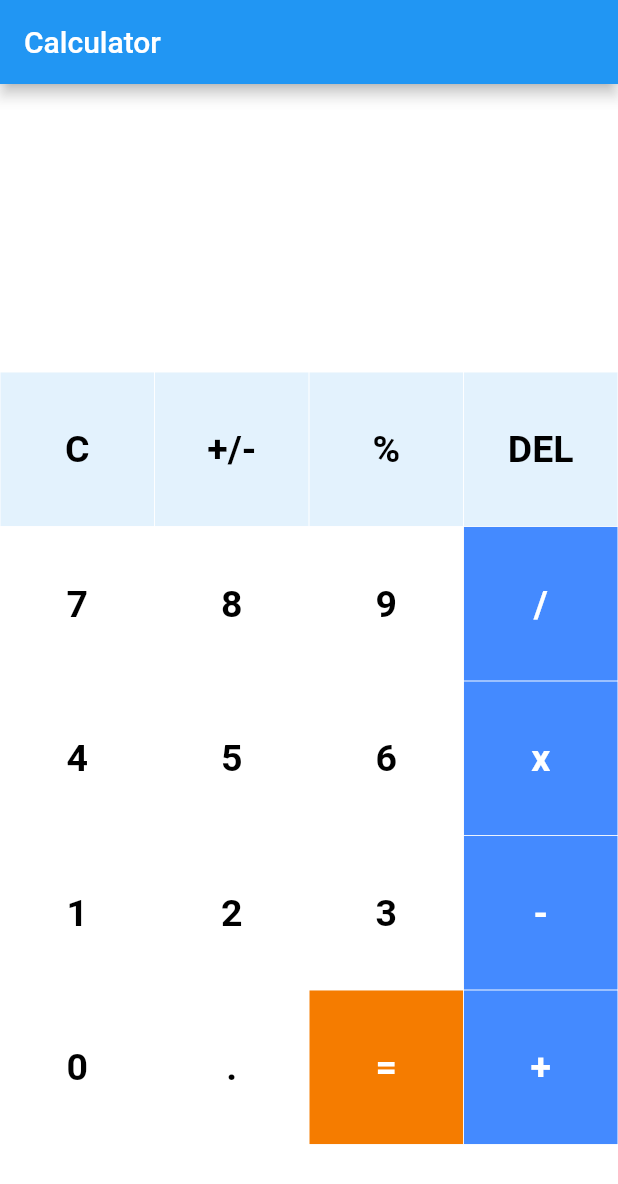
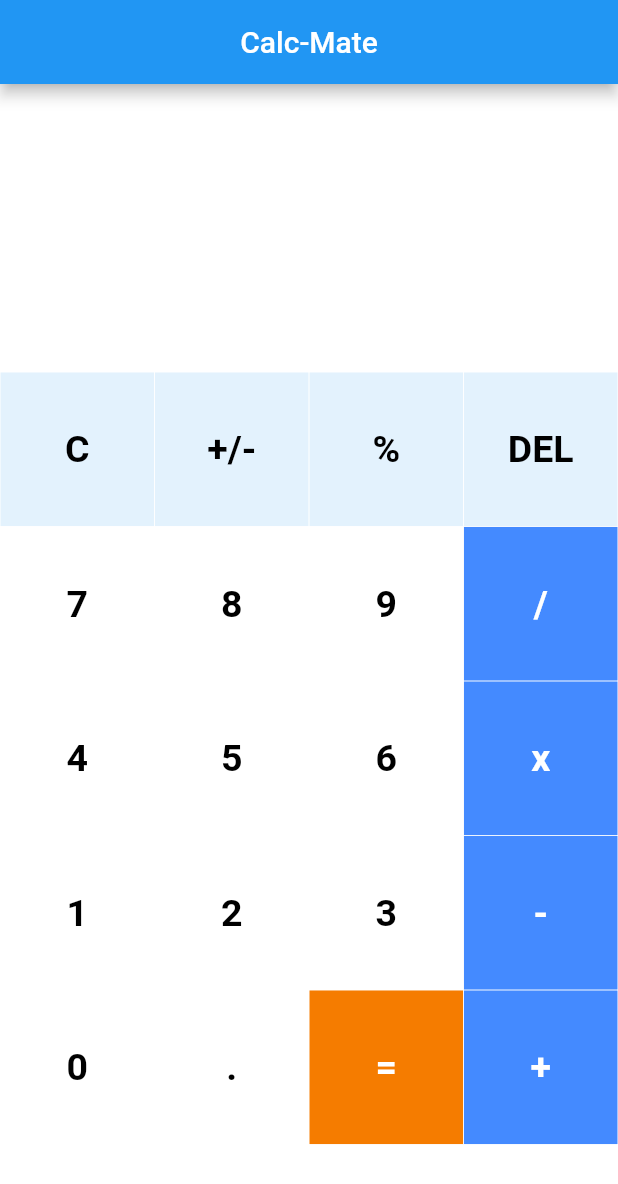
Before and after one commit to Sudipto-Das69/Calculator, a Flutter app: the screen it shows after launch, on a phone screen of 412 x 824 dp. Shown: the top 1184 px of the screen. Run offline on Flutter 3.47's test engine with Material 2 defaults, Android fonts, the phone set to English and light mode, and no system bars; our stand-ins replace math_expressions.

Commit message:
feature update v1.2.1

```diff
--- a/lib/buttons.dart
+++ b/lib/buttons.dart
@@ -6,11 +6,11 @@ class MyButton extends StatelessWidget {
 // declaring variables
 final color;
 final textColor;
-final buttonText;
+final String buttonText;
 final buttontapped;
 
 //Constructor
-MyButton({this.color, this.textColor, this.buttonText, this.buttontapped});
+MyButton({this.color, this.textColor, required this.buttonText, this.buttontapped});
 
 @override
 Widget build(BuildContext context) {
--- a/lib/main.dart
+++ b/lib/main.dart
@@ -53,9 +53,10 @@ final List<String> buttons = [
 Widget build(BuildContext context) {
 	return Scaffold(
 	appBar: new AppBar(
-		title: new Text("Calculator"),
+    centerTitle: true,
+		title: new Text("Calc-Mate"),
 	), //AppBar
-	backgroundColor: Colors.white38,
+	backgroundColor: Color.fromARGB(255, 255, 255, 255),
 	body: Column(
 		children: <Widget>[
 		Expanded(
@@ -68,7 +69,7 @@ Widget build(BuildContext context) {
 					alignment: Alignment.centerRight,
 					child: Text(
 						userInput,
-						style: TextStyle(fontSize: 18, color: Colors.white),
+						style: TextStyle(fontSize: 18, color: Color.fromARGB(255, 0, 0, 0)),
 					),
 					),
 					Container(
@@ -78,7 +79,7 @@ Widget build(BuildContext context) {
 						answer,
 						style: TextStyle(
 							fontSize: 30,
-							color: Colors.white,
+							color: Colors.black,
 							fontWeight: FontWeight.bold),
 					),
 					)
@@ -90,7 +91,8 @@ Widget build(BuildContext context) {
 			child: Container(
 			child: GridView.builder(
 				itemCount: buttons.length,
-				gridDelegate: SliverGridDelegateWithFixedCrossAxisCount(crossAxisCount: 4),
+				gridDelegate: SliverGridDelegateWithFixedCrossAxisCount(
+					crossAxisCount: 4),
 				itemBuilder: (BuildContext context, int index) {
 					// Clear Button
 					if (index == 0) {
```
Also changed, not shown: 24 other files.
